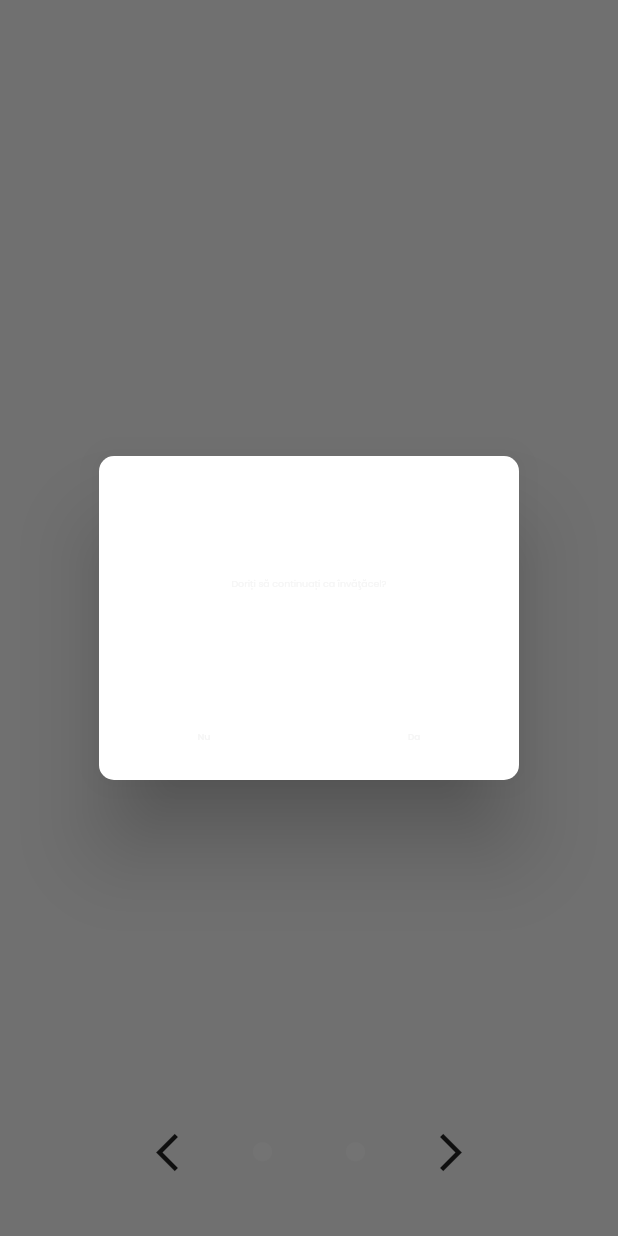
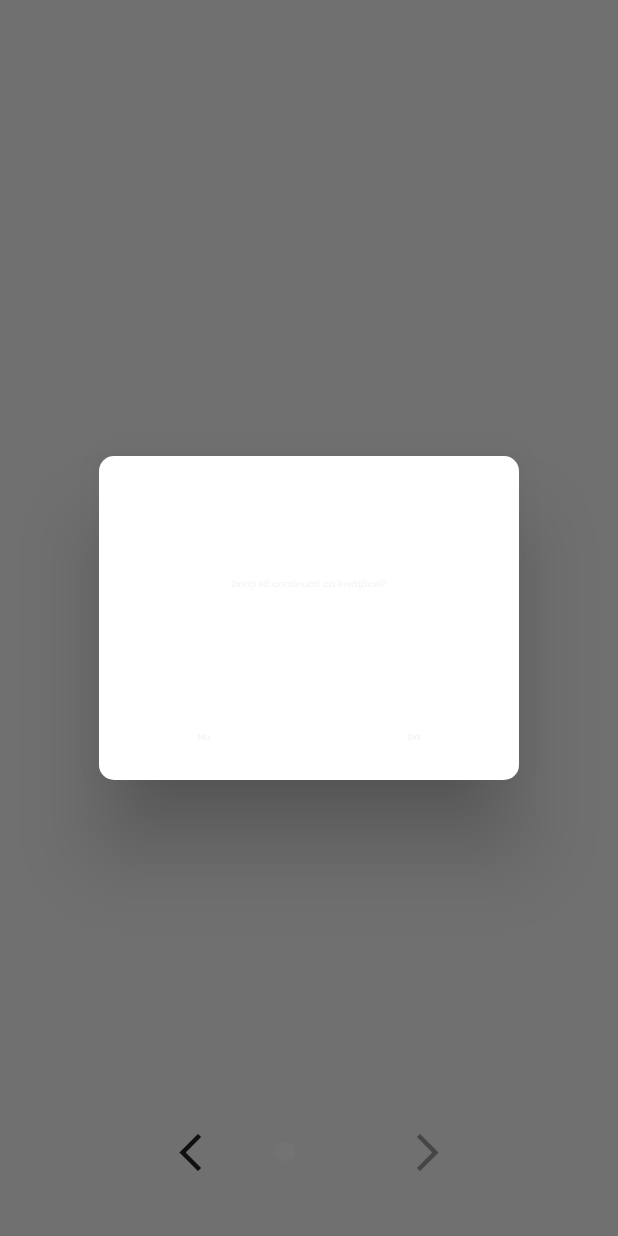
Before and after one commit to wowvain-dev/lima_app, a Flutter app: the screen it shows after launch, after a tap on the "arrow forward ios" icon, after a tap on "Învățăcel", on a phone screen of 412 x 824 dp. Run offline on Flutter 3.47's test engine with Material 2 defaults, Android fonts, the phone set to English and light mode, and no system bars; our stand-ins replace auto_route, device_info_plus, flutter_svg, flutter_switch, get_it, realm and 1 more; missing offline and left inert: keyboard_event, window_size; project files that could hold a hidden picture were left out.

Commit message:
Added extra details to `HomeView`.
Started working on the design of the Level Views.

```diff
--- a/lib/views/screens/home/home_view.dart
+++ b/lib/views/screens/home/home_view.dart
@@ -37,10 +37,11 @@ class HomeView extends StatelessWidget {
             focusNode: model.focusNode,
             onKey: (_, event) {
               if (event.data.physicalKey == PhysicalKeyboardKey.arrowRight &&
-              model.pageIndex < 2 &&
+                  model.pageIndex < 1 &&
                   model.canGoRight) {
                 model.pageController.nextPage(
-                duration: const Duration(milliseconds: 500), curve: Curves.ease);
+                    duration: const Duration(milliseconds: 500),
+                    curve: Curves.ease);
                 model.pageIndex++;
                 model.canGoRight = false;
                 model.canGoLeft = false;
@@ -52,7 +53,8 @@ class HomeView extends StatelessWidget {
                   model.pageIndex > 0 &&
                   model.canGoLeft) {
                 model.pageController.previousPage(
-                duration: const Duration(milliseconds: 500), curve: Curves.ease);
+                    duration: const Duration(milliseconds: 500),
+                    curve: Curves.ease);
                 model.pageIndex--;
                 model.canGoRight = false;
                 model.canGoLeft = false;
@@ -73,7 +75,7 @@ class HomeView extends StatelessWidget {
                       model.notifyListeners();
                     },
                     scrollDirection: Axis.horizontal,
-                children: [_Page1(model), _Page2(model), _Page3(model)]),
+                    children: [_Page1(model), _Page2(model)]),
               ),
               Container(
                 margin: const EdgeInsets.only(bottom: 32),
@@ -84,7 +86,6 @@ class HomeView extends StatelessWidget {
                   children: [
                     IconButton(
                         iconSize: 30,
-                    // color: Colors.white24,
                         icon: const Icon(Icons.arrow_back_ios_new),
                         onPressed: model.pageIndex > 0 && model.canGoLeft
                             ? () async {
@@ -96,7 +97,8 @@ class HomeView extends StatelessWidget {
                                 model.canGoLeft = false;
                                 model.notifyListeners();
                                 Future.delayed(
-                                const Duration(milliseconds: 450), model.scroll);
+                                    const Duration(milliseconds: 450),
+                                    model.scroll);
                                 model.notifyListeners();
                               }
                             : null),
@@ -112,17 +114,11 @@ class HomeView extends StatelessWidget {
                         color: model.pageIndex == 1
                             ? const Color(0xFFF5F5F5)
                             : Colors.white54),
-                const SizedBox(width: 16),
-                Icon(Icons.circle,
-                    size: 15,
-                    color: model.pageIndex == 2
-                        ? const Color(0xFFF5F5F5)
-                        : Colors.white54),
                     const SizedBox(width: 32),
                     IconButton(
                         iconSize: 30,
                         icon: const Icon(Icons.arrow_forward_ios),
-                    onPressed: model.pageIndex < 2 && model.canGoRight
+                        onPressed: model.pageIndex < 1 && model.canGoRight
                             ? () async {
                                 model.pageController.nextPage(
                                   duration: const Duration(milliseconds: 500),
@@ -133,7 +129,8 @@ class HomeView extends StatelessWidget {
                                 model.canGoLeft = false;
                                 model.notifyListeners();
                                 Future.delayed(
-                                const Duration(milliseconds: 450), model.scroll);
+                                    const Duration(milliseconds: 450),
+                                    model.scroll);
                                 model.notifyListeners();
                               }
                             : null),
@@ -162,17 +159,14 @@ class _Page1 extends StatelessWidget {
           Text(
             'Salut!',
             style: Theme.of(context).textTheme.headline2!.copyWith(
-                fontWeight: FontWeight.w400, color: const Color(0xFFF5F5F5),
+                fontWeight: FontWeight.w400,
+                color: const Color(0xFFF5F5F5),
                 fontSize: model.size.width / 25),
           ),
           Text(
             'Apăsaţi pe săgeata spre dreapta',
-            style: Theme.of(context)
-                .textTheme
-                .headline6!
-                .copyWith(color: Colors.white60,
-                  fontSize: model.size.width / 70
-                ),
+            style: Theme.of(context).textTheme.headline6!.copyWith(
+                color: Colors.white60, fontSize: model.size.width / 70),
           ),
         ]);
   }
@@ -187,7 +181,14 @@ class _Page2 extends StatelessWidget {
   @override
   Widget build(BuildContext context) {
     model.size = MediaQuery.of(context).size;
-    var size = model.size;
+    Size size = model.size;
+
+    /// Used to measure whether the width is too big compared to the height.
+    var raport = size.width / size.height;
+
+    if (raport > 2.30) {
+      size = Size(size.height * 2.25, size.height);
+    }
 
     /// Initializing the button sizes
     for (int i = 0; i < 3; i++) {
@@ -200,6 +201,10 @@ class _Page2 extends StatelessWidget {
         crossAxisAlignment: CrossAxisAlignment.center,
         mainAxisAlignment: MainAxisAlignment.center,
         children: [
+          Text("Alegeţi nivelul de experienţă",
+              style: Theme.of(context).textTheme.headlineMedium!.copyWith(
+                  fontSize: size.width / 30, color: const Color(0xFFF5F5F5))),
+          SizedBox(height: size.height / 15),
           Row(
               mainAxisAlignment: MainAxisAlignment.center,
               crossAxisAlignment: CrossAxisAlignment.center,
@@ -220,24 +225,22 @@ class _Page2 extends StatelessWidget {
                     child: GestureDetector(
                       onTap: () {
                         Future.delayed(Duration.zero, () {
-                          model.buttonSizes[0] = Size(size.width / 4, size.width / 5);
+                          model.buttonSizes[0] =
+                              Size(size.width / 4, size.width / 5);
                           model.notifyListeners();
-                        }).then(
-                          (_) {
+                        }).then((_) {
                           Future.delayed(const Duration(milliseconds: 100), () {
-                            model.buttonSizes[0] = Size(size.width / 5, size.width / 6);
+                            model.buttonSizes[0] =
+                                Size(size.width / 5, size.width / 6);
                           });
-                            Future.delayed(const Duration(milliseconds: 100),
-                              () {
-                                showModal(
-                                  context,
+                          Future.delayed(const Duration(milliseconds: 100), () {
+                            showModal(context,
                                 parent_model: model,
                                 level: 'învăţăcel',
-                                  callback: () => context.router.replace(Level1View()));
-                              }
-                            );
-                          }
-                        );
+                                callback: () =>
+                                    context.router.replace(Level1View()));
+                          });
+                        });
                       },
                       child: AnimatedContainer(
                         duration: const Duration(milliseconds: 250),
@@ -251,6 +254,10 @@ class _Page2 extends StatelessWidget {
                             mainAxisAlignment: MainAxisAlignment.center,
                             crossAxisAlignment: CrossAxisAlignment.center,
                             children: [
+                              Icon(Icons.backpack_outlined,
+                                  size: size.width / 20,
+                                  color: const Color(0xFF2A2B2A)),
+                              const SizedBox(height: 8),
                               Text('Învățăcel',
                                   style: Theme.of(context)
                                       .textTheme
@@ -276,27 +283,24 @@ class _Page2 extends StatelessWidget {
                   child: GestureDetector(
                       onTap: () {
                         Future.delayed(Duration.zero, () {
-                          model.buttonSizes[1] = Size(size.width / 4, size.width / 5);
+                          model.buttonSizes[1] =
+                              Size(size.width / 4, size.width / 5);
                           model.notifyListeners();
-                        }).then(
-                          (_) {
+                        }).then((_) {
                           Future.delayed(const Duration(milliseconds: 100), () {
-                            model.buttonSizes[0] = Size(size.width / 5, size.width / 6);
+                            model.buttonSizes[0] =
+                                Size(size.width / 5, size.width / 6);
                           });
-                            Future.delayed(const Duration(milliseconds: 100),
-                              () {
-                                showModal(
-                                  context,
+                          Future.delayed(const Duration(milliseconds: 100), () {
+                            showModal(context,
                                 parent_model: model,
                                 level: 'cunoscător',
-                                  callback: () => context.router.replace(Level2View()));
-                              }
-                            );
-                          }
-                        );
+                                callback: () =>
+                                    context.router.replace(Level2View()));
+                          });
+                        });
                         // (_) => context.router.push(const Level2View())
                         //);
-
                       },
                       child: AnimatedContainer(
                         duration: const Duration(milliseconds: 250),
@@ -310,6 +314,10 @@ class _Page2 extends StatelessWidget {
                             mainAxisAlignment: MainAxisAlignment.center,
                             crossAxisAlignment: CrossAxisAlignment.center,
                             children: [
+                              Icon(Icons.menu_book_sharp,
+                                  size: size.width / 20,
+                                  color: const Color(0xFF2A2B2A)),
+                              const SizedBox(height: 8),
                               Text('Cunoscător',
                                   style: Theme.of(context)
                                       .textTheme
@@ -338,25 +346,22 @@ class _Page2 extends StatelessWidget {
                             Size(size.width / 4.5, size.width / 5.5);
                         model.notifyListeners();
                         Future.delayed(const Duration(milliseconds: 100), () {
-                          model.buttonSizes[2] = Size(size.width / 4, size.width / 5);
+                          model.buttonSizes[2] =
+                              Size(size.width / 4, size.width / 5);
                           model.notifyListeners();
-                        }).then(
-                          (_) {
+                        }).then((_) {
                           Future.delayed(const Duration(milliseconds: 100), () {
-                            model.buttonSizes[0] = Size(size.width / 5, size.width / 6);
+                            model.buttonSizes[0] =
+                                Size(size.width / 5, size.width / 6);
                           });
-                            Future.delayed(const Duration(milliseconds: 100),
-                              () {
-                                showModal(
-                                  context,
+                          Future.delayed(const Duration(milliseconds: 100), () {
+                            showModal(context,
                                 parent_model: model,
                                 level: 'cunoscător',
-                                  callback: () => context.router.replace(Level3View()));
-                              }
-                            );
-                          }
-                        );
-
+                                callback: () =>
+                                    context.router.replace(Level3View()));
+                          });
+                        });
                       },
                       child: AnimatedContainer(
                         duration: const Duration(milliseconds: 250),
@@ -370,6 +375,10 @@ class _Page2 extends StatelessWidget {
                             mainAxisAlignment: MainAxisAlignment.center,
                             crossAxisAlignment: CrossAxisAlignment.center,
                             children: [
+                              Icon(Icons.school_outlined,
+                                  size: size.width / 20,
+                                  color: const Color(0xFF2A2B2A)),
+                              const SizedBox(height: 8),
                               Text('Expert',
                                   style: Theme.of(context)
                                       .textTheme
@@ -380,30 +389,14 @@ class _Page2 extends StatelessWidget {
                             ]),
                       )),
                 ),
-              ])
+              ]),
+          SizedBox(height: size.height / 15),
         ]);
   }
 }
 
-class _Page3 extends StatelessWidget {
-  _Page3(this.model);
-
-  /// The view model of this screen.
-  HomeViewModel model;
-
-  @override
-  Widget build(BuildContext context) {
-    return Column(
-        crossAxisAlignment: CrossAxisAlignment.center,
-        mainAxisAlignment: MainAxisAlignment.center,
-        children: [const Text('Page 3')]);
-  }
-}
-
-void showModal(
-  BuildContext context,
-  {
-    void Function()? callback,
+void showModal(BuildContext context,
+    {void Function()? callback,
     required HomeViewModel parent_model,
     required String level}) {
   showDialog(
@@ -411,6 +404,14 @@ void showModal(
       builder: (context) {
         return ViewModelBuilder.reactive(
             builder: (context, model, child) {
+              var size = MediaQuery.of(context).size;
+              var raport = size.width / size.height;
+
+              print(raport);
+
+              if (raport > 1.80) {
+                size = Size(size.height * 1.70, size.height);
+              }
               return AlertDialog(
                   shape: RoundedRectangleBorder(
                     borderRadius: BorderRadius.circular(10),
@@ -418,7 +419,7 @@ void showModal(
                   contentPadding: const EdgeInsets.only(top: 10),
                   title: null,
                   content: Container(
-          height: MediaQuery.of(context).size.height / 4,
+                      height: size.height / 4,
                       child: Column(
                           mainAxisAlignment: MainAxisAlignment.center,
                           crossAxisAlignment: CrossAxisAlignment.center,
@@ -426,17 +427,22 @@ void showModal(
                             // padding: const EdgeInsets.only(left: 32.0, right: 32, top: 16),
                             Expanded(
                               child: Padding(
-                  padding: const EdgeInsets.symmetric(horizontal: 32),
+                                padding:
+                                    const EdgeInsets.symmetric(horizontal: 32),
                                 child: Center(
                                   child: Text("Doriți să continuați ca $level?",
-                    style: Theme.of(context).textTheme.headline5!.copyWith(
+                                      style: Theme.of(context)
+                                          .textTheme
+                                          .headline5!
+                                          .copyWith(
                                             color: const Color(0xFFF5F5F5),
-                      fontSize: MediaQuery.of(context).size.width / 65,
+                                            fontSize: size.width / 65,
                                           )),
                                 ),
                               ),
                             ),
-              const Divider(height: 1, thickness: 1, color: Colors.white24),
+                            const Divider(
+                                height: 1, thickness: 1, color: Colors.white24),
                             Row(
                                 mainAxisSize: MainAxisSize.max,
                                 mainAxisAlignment: MainAxisAlignment.center,
@@ -448,29 +454,36 @@ void showModal(
                                       onExit: model.noOnExit,
                                       child: GestureDetector(
                                           child: AnimatedContainer(
-                          padding: const EdgeInsets.only(top: 8, bottom: 10),
-                          duration: const Duration(milliseconds: 200),
+                                            padding: const EdgeInsets.only(
+                                                top: 8, bottom: 10),
+                                            duration: const Duration(
+                                                milliseconds: 200),
                                             curve: Curves.ease,
-                          height: MediaQuery.of(context).size.height / 15,
+                                            height: size.height / 15,
                                             decoration: BoxDecoration(
                                                 color: model.noButtonBG,
-                            borderRadius: const BorderRadius.only(
-                              bottomLeft: Radius.circular(10)
-                            )
-                          ),
+                                                borderRadius:
+                                                    const BorderRadius.only(
+                                                        bottomLeft:
+                                                            Radius.circular(
+                                                                10))),
                                             child: Center(
-                            child: Text('Nu', textAlign: TextAlign.center,
-                              style: Theme.of(context).textTheme.headline6!.copyWith(
-                                color: const Color(0xFFF5F5F5),
-                                fontSize: MediaQuery.of(context).size.width / 65,
-                              )
-                            ),
+                                              child: Text('Nu',
+                                                  textAlign: TextAlign.center,
+                                                  style: Theme.of(context)
+                                                      .textTheme
+                                                      .headline6!
+                                                      .copyWith(
+                                                        color: const Color(
+                                                            0xFFF5F5F5),
+                                                        fontSize:
+                                                            size.width / 65,
+                                                      )),
                                             ),
                                           ),
                                           onTap: () {
                                             Navigator.pop(context);
-                        }
-                      ),
+                                          }),
                                     ),
                                   ),
                                   // SizedBox(width: model.size.width / 10),
@@ -482,40 +495,45 @@ void showModal(
                                           onTap: callback,
                                           child: Container(
                                               child: AnimatedContainer(
-                          padding: const EdgeInsets.only(top: 8, bottom: 10),
-                          duration: const Duration(milliseconds: 200),
+                                                  padding:
+                                                      const EdgeInsets.only(
+                                                          top: 8, bottom: 10),
+                                                  duration: const Duration(
+                                                      milliseconds: 200),
                                                   curve: Curves.ease,
-                          height: MediaQuery.of(context).size.height / 15,
+                                                  height: size.height / 15,
                                                   decoration: BoxDecoration(
                                                       color: model.yesButtonBG,
-                            borderRadius: const BorderRadius.only(bottomRight:
-                              Radius.circular(10)
-                            )
-                          ),
+                                                      borderRadius:
+                                                          const BorderRadius
+                                                                  .only(
+                                                              bottomRight:
+                                                                  Radius
+                                                                      .circular(
+                                                                          10))),
                                                   // decoration: BoxDecoration(
                                                   //   border: Border.all(color: Colors.blue[300]!),
                                                   //   borderRadius: BorderRadius.only(bottomRight: Radius.circular(20))
                                                   //)
                                                   child: Center(
-                            child: Text('Da', textAlign: TextAlign.center,
-                            style: Theme.of(context).textTheme.headline6!.copyWith(
-                              color: const Color(0xFFF5F5F5),
-                              fontSize: MediaQuery.of(context).size.width / 70
-                            )),
-                          )
-                        )
-                      )),
+                                                    child: Text('Da',
+                                                        textAlign:
+                                                            TextAlign.center,
+                                                        style: Theme.of(context)
+                                                            .textTheme
+                                                            .headline6!
+                                                            .copyWith(
+                                                                color: const Color(
+                                                                    0xFFF5F5F5),
+                                                                fontSize:
+                                                                    size.width /
+                                                                        70)),
+                                                  )))),
                                     ),
                                   ),
-                ]
-              )
-            ]
-          )
-        )
-      );
-
+                                ])
+                          ])));
             },
-        viewModelBuilder: () => ModalViewModel()
-      );
+            viewModelBuilder: () => ModalViewModel());
       });
 }
--- a/lib/views/screens/home/home_viewmodel.dart
+++ b/lib/views/screens/home/home_viewmodel.dart
@@ -18,10 +18,6 @@ class HomeViewModel extends BaseViewModel {
         canGoRight = true;
         break;
       case 1:
-        canGoLeft = true;
-        canGoRight = true;
-        break;
-      case 2:
         canGoLeft = true;
         canGoRight = false;
         break;
--- a/lib/views/screens/level1/level1_viewmodel.dart
+++ b/lib/views/screens/level1/level1_viewmodel.dart
@@ -2,5 +2,5 @@ import 'package:stacked/stacked.dart';
 
 class Level1ViewModel extends BaseViewModel {
 
-  bool isMenuOpen = false;
+  bool isOpened = false;
 }
--- a/lib/views/screens/level2/level2_viewmodel.dart
+++ b/lib/views/screens/level2/level2_viewmodel.dart
@@ -2,4 +2,5 @@ import 'package:stacked/stacked.dart';
 
 class Level2ViewModel extends BaseViewModel {
 
+  bool isOpened = false;
 }
--- a/pubspec.yaml
+++ b/pubspec.yaml
@@ -44,6 +44,7 @@ dependencies:
     git:
       url: https://github.com/google/flutter-desktop-embedding
       path: plugins/window_size
+  flutter_svg: ^1.1.5
 
   # Components
 
@@ -130,6 +131,8 @@ flutter:
           style: italic
 
         #
+  assets:
+    - assets/svg/
   # To add assets to your application, add an assets section, like this:
   # assets:
   #   - images/a_dot_burr.jpeg
```
Also changed, not shown: lib/views/components/sidemenu/sidemenu_view.dart (+6 -3 lines), lib/views/screens/level1/level1_view.dart (+43 -33 lines), lib/views/screens/level2/level2_view.dart (+29 -32 lines), assets/svg/double-arrow-left.svg (added), assets/svg/double-arrow-right.svg (added), pubspec.lock. Lines whose indentation alone changed are shown as unchanged.
